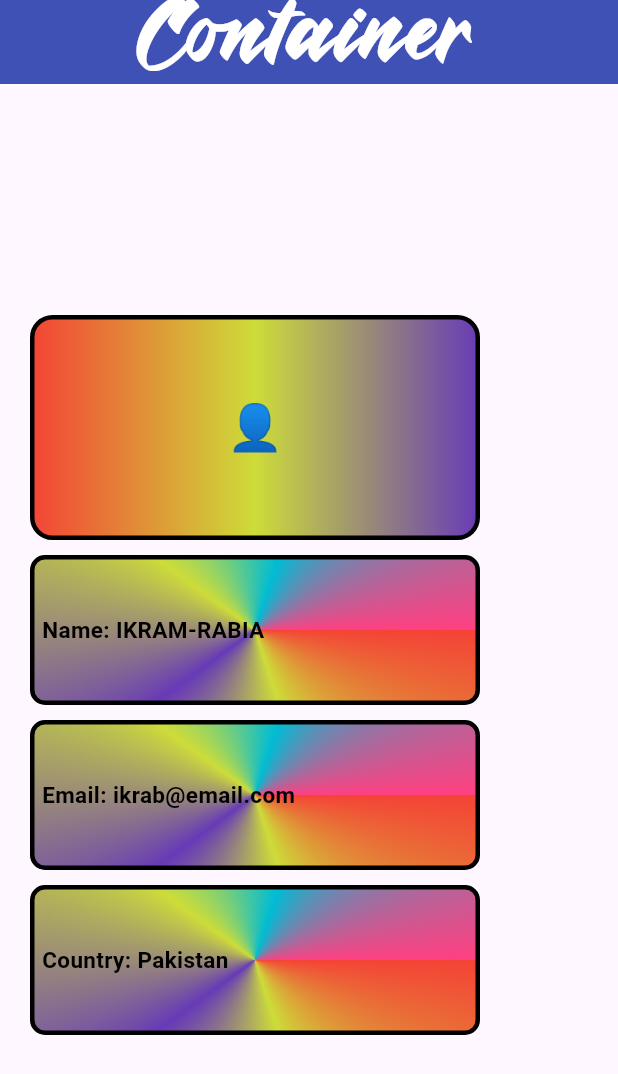
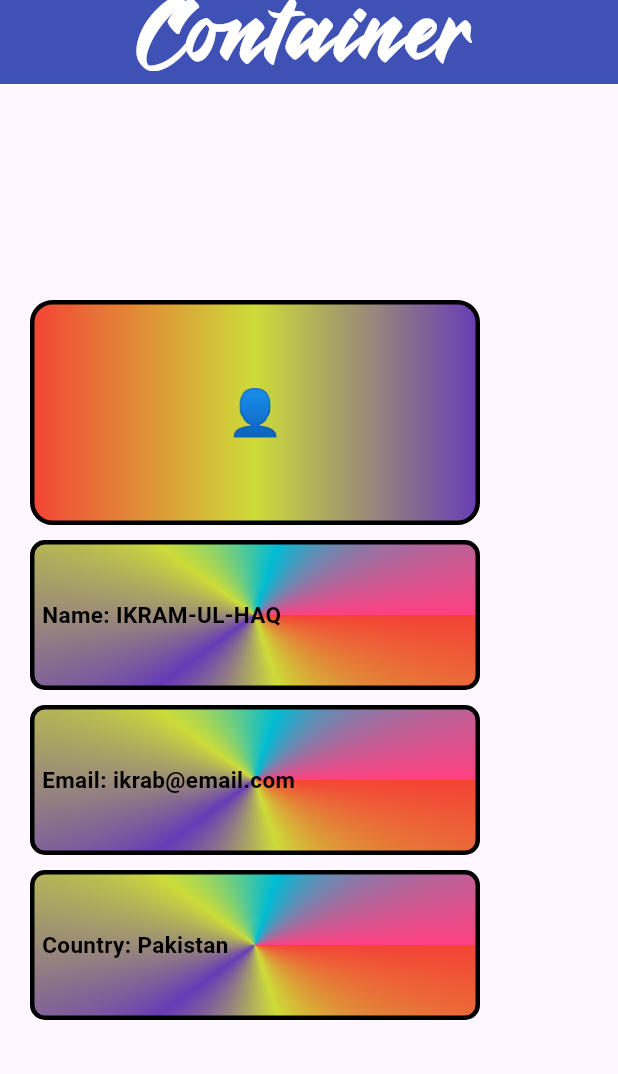
Before and after one commit to IKRAM-UL-HAQ63/Flutter_Widgets, a Flutter app: the screen it shows after launch, on a phone screen of 412 x 824 dp. Shown: the top 1074 px of the screen. Run offline on Flutter 3.47's test engine with Material 3 defaults, Android fonts, the phone set to English and light mode, and no system bars; our stand-ins replace firebase_auth, firebase_core, font_awesome_flutter; accounts and stored records are empty.

Commit message:
Change in container file

```diff
--- a/lib/widgets/container.dart
+++ b/lib/widgets/container.dart
@@ -9,7 +9,11 @@ class Profile_card extends StatelessWidget {
         centerTitle: true,
         title: Text(
           "Container",
-          style: TextStyle(color: Colors.white, fontSize: 90,fontFamily: "FontMain"),
+          style: TextStyle(
+            color: Colors.white,
+            fontSize: 90,
+            fontFamily: "FontMain",
+          ),
         ),
       ),
       body: Column(
@@ -19,7 +23,7 @@ class Profile_card extends StatelessWidget {
             width: 300,
             height: 150,
             alignment: Alignment.center,
-            margin: EdgeInsets.only(left: 20, top: 20),
+            margin: EdgeInsets.only(left: 20),
             decoration: BoxDecoration(
               gradient: LinearGradient(
                 colors: [Colors.red, Colors.lime, Colors.deepPurple],
@@ -51,7 +55,7 @@ class Profile_card extends StatelessWidget {
             child: Container(
               padding: EdgeInsets.only(left: 5),
               child: Text(
-                "Name: IKRAM-RABIA",
+                "Name: IKRAM-UL-HAQ",
                 style: TextStyle(
                   fontSize: 15,
                   color: Colors.black,
```
